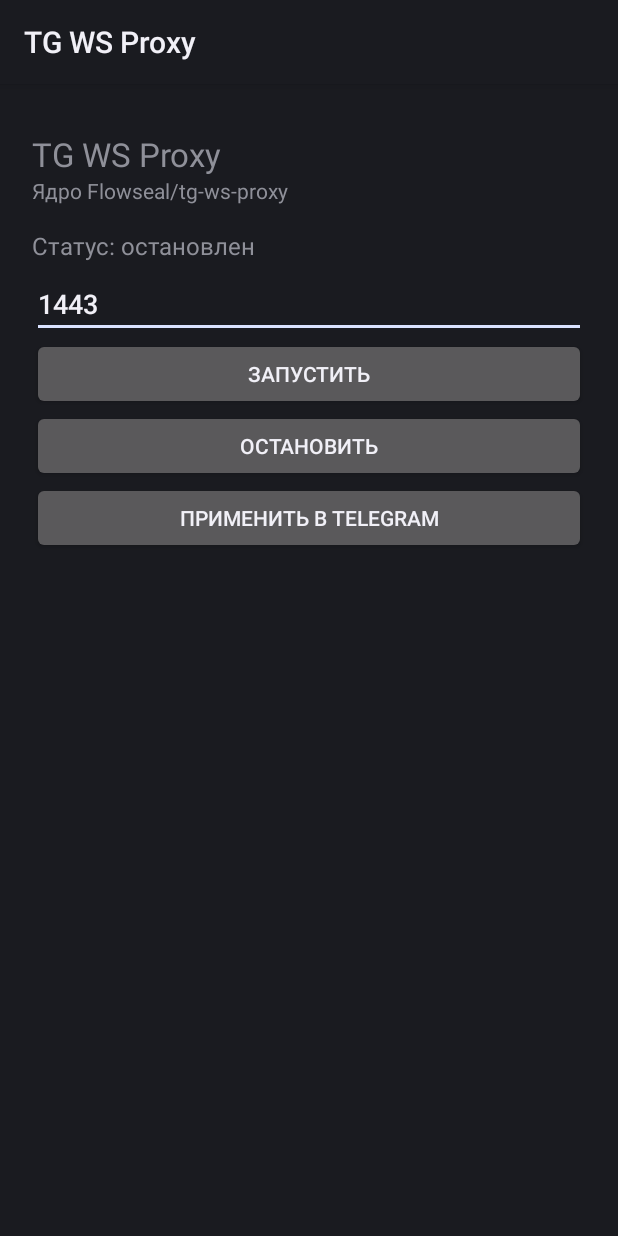
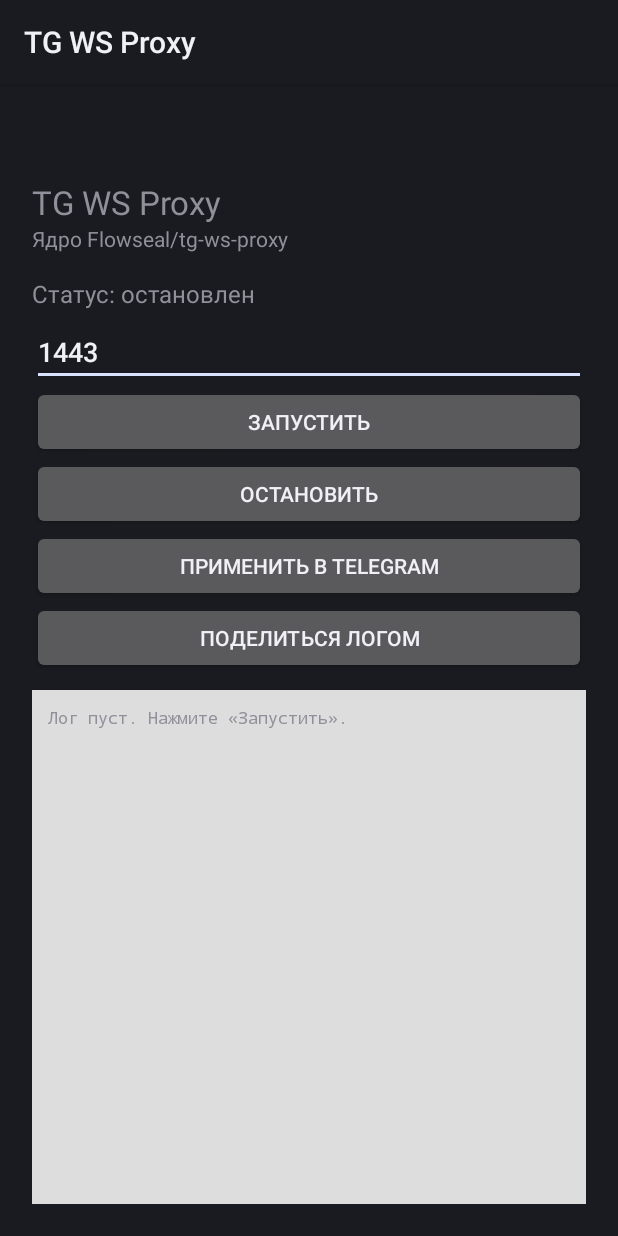
Before and after one commit to airdobr/tg-ws-proxy-android-py, an Android app: the screen it shows after launch (MainActivity), on a phone screen of 412 x 824 dp. Run offline under Robolectric (Android 15) with nearby library versions, the phone set to English and light mode, and no system bars.

Commit message:
Visible log pane, share-log button
Co-Authored-By: Claude Sonnet 5.5 <noreply@anthropic.com>

```diff
--- a/app/build.gradle.kts
+++ b/app/build.gradle.kts
@@ -5,7 +5,7 @@ plugins {
 }
 
 val upstream = file("../UPSTREAM_VERSION").readText().trim()
-val appVersion = System.getenv("APP_VERSION") ?: "0.1.0"
+val appVersion = System.getenv("APP_VERSION") ?: "0.1.1"
 val appCode = (System.getenv("APP_VERSION_CODE") ?: "1").toInt()
 
 android {
--- a/app/src/main/java/app/tgwsproxy/MainActivity.kt
+++ b/app/src/main/java/app/tgwsproxy/MainActivity.kt
@@ -23,7 +23,7 @@ class MainActivity : Activity() {
     override fun onCreate(s: Bundle?) {
         super.onCreate(s)
         if (Build.VERSION.SDK_INT >= 33) requestPermissions(arrayOf(Manifest.permission.POST_NOTIFICATIONS), 1)
-        val root = LinearLayout(this).apply { orientation = LinearLayout.VERTICAL; setPadding(32, 48, 32, 32) }
+        val root = LinearLayout(this).apply { orientation = LinearLayout.VERTICAL; setPadding(32, 96, 32, 32) }
         fun btn(t: String, f: () -> Unit) = Button(this).apply {
             text = t; setOnClickListener { f() }; root.addView(this, LinearLayout.LayoutParams(MATCH_PARENT, WRAP_CONTENT))
         }
@@ -46,8 +46,17 @@ class MainActivity : Activity() {
             try { startActivity(Intent(Intent.ACTION_VIEW, Uri.parse(u))) }
             catch (e: Exception) { Toast.makeText(this, "Telegram не найден", Toast.LENGTH_SHORT).show() }
         }
-        log = TextView(this).apply { textSize = 11f; typeface = android.graphics.Typeface.MONOSPACE }
-        root.addView(ScrollView(this).apply { addView(log) }, LinearLayout.LayoutParams(MATCH_PARENT, 0, 1f))
+        btn("Поделиться логом") {
+            val f = File(filesDir, "proxy.log")
+            val t = if (f.exists()) f.readText().takeLast(20000) else "лог пуст"
+            startActivity(Intent.createChooser(Intent(Intent.ACTION_SEND).setType("text/plain").putExtra(Intent.EXTRA_TEXT, t), "Лог"))
+        }
+        log = TextView(this).apply {
+            textSize = 11f; typeface = android.graphics.Typeface.MONOSPACE
+            setTextIsSelectable(true); setPadding(16, 16, 16, 16)
+        }
+        root.addView(ScrollView(this).apply { setBackgroundColor(0xFFDDDDDD.toInt()); addView(log) },
+            LinearLayout.LayoutParams(MATCH_PARENT, 0, 1f).apply { topMargin = 16 })
         setContentView(root)
     }
 
@@ -55,7 +64,7 @@ class MainActivity : Activity() {
         override fun run() {
             status.text = if (Prefs.isRunning(this@MainActivity)) "Статус: работает" else "Статус: остановлен"
             val f = File(filesDir, "proxy.log")
-            log.text = if (f.exists()) f.readLines().takeLast(60).joinToString("\n") else ""
+            log.text = if (f.exists()) f.readLines().takeLast(60).joinToString("\n") else "Лог пуст. Нажмите «Запустить»."
             h.postDelayed(this, 1500)
         }
     }
--- a/app/src/main/java/app/tgwsproxy/ProxyService.kt
+++ b/app/src/main/java/app/tgwsproxy/ProxyService.kt
@@ -34,6 +34,7 @@ class ProxyService : Service() {
             val port = Prefs.port(this)
             val secret = Prefs.secret(this)
             val log = File(filesDir, "proxy.log").absolutePath
+            File(filesDir, "proxy.log").appendText("Сервис запущен, старт Python...\n")
             Thread({
                 try {
                     if (!Python.isStarted()) Python.start(AndroidPlatform(this))
```
